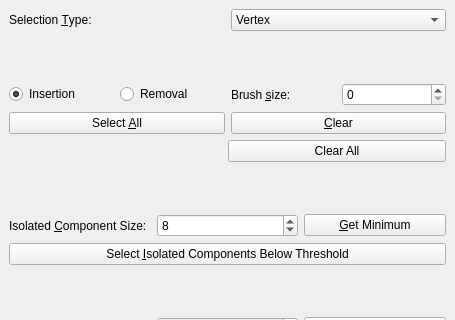
Qt form Polyhedron/demo/Polyhedron/Plugins/PMP/Selection_widget.ui (CGAL/cgal) before a commit; both pictures show x 0 to 455 and y 0 to 320 of the 455 by 684 pixel window.
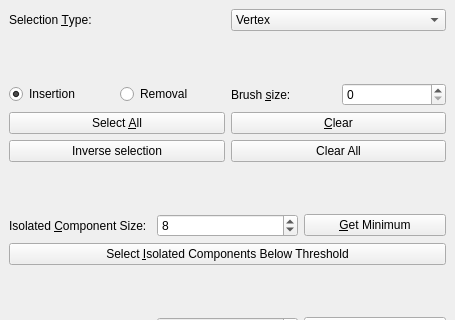
The same form after that commit.

Commit message: Addition of a feature to inverse the current selection

The edit to the form file:
```diff
--- a/Polyhedron/demo/Polyhedron/Plugins/PMP/Selection_widget.ui
+++ b/Polyhedron/demo/Polyhedron/Plugins/PMP/Selection_widget.ui
@@ -141,17 +141,11 @@
     <item>
      <layout class="QHBoxLayout" name="horizontalLayout_9" stretch="1,1">
       <item>
-       <spacer name="horizontalSpacer">
-        <property name="orientation">
-         <enum>Qt::Horizontal</enum>
+       <widget class="QPushButton" name="Inverse_selection_button">
+        <property name="text">
+         <string>Inverse selection</string>
         </property>
-        <property name="sizeHint" stdset="0">
-         <size>
-          <width>40</width>
-          <height>20</height>
-         </size>
-        </property>
-       </spacer>
+       </widget>
       </item>
       <item>
        <widget class="QPushButton" name="Clear_all_button">
```
The commit also changes 3 other files.
